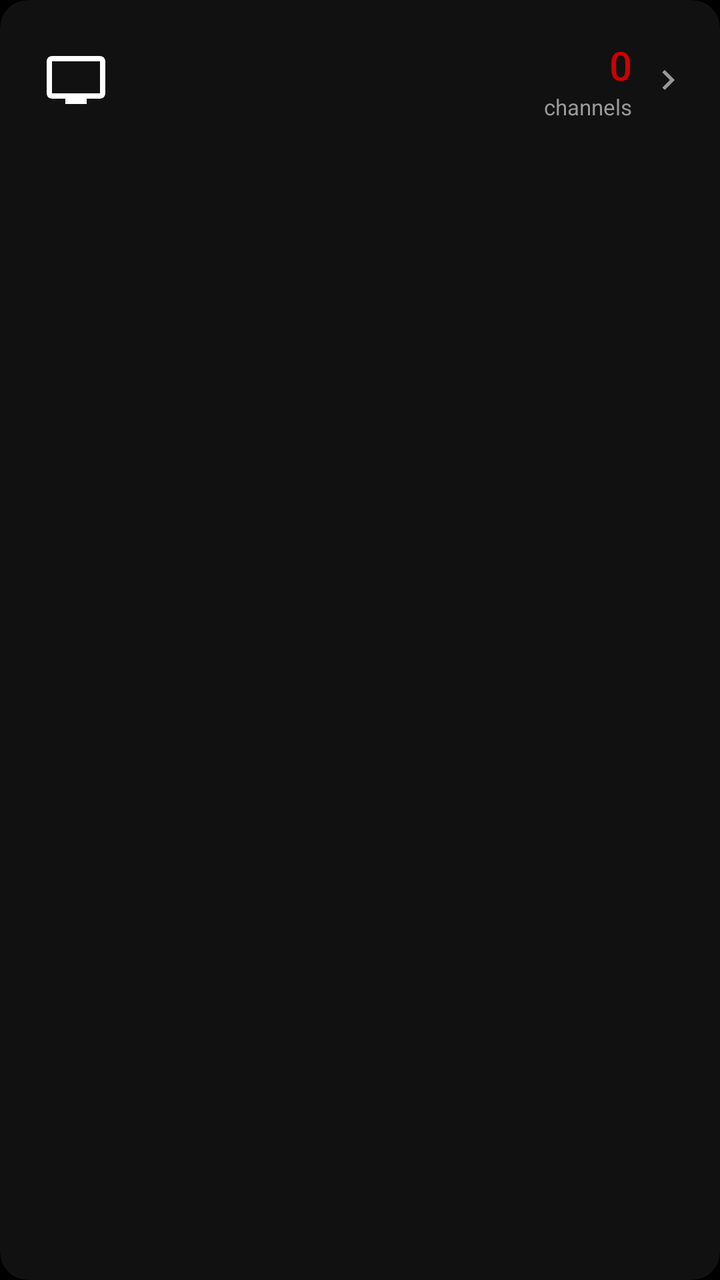
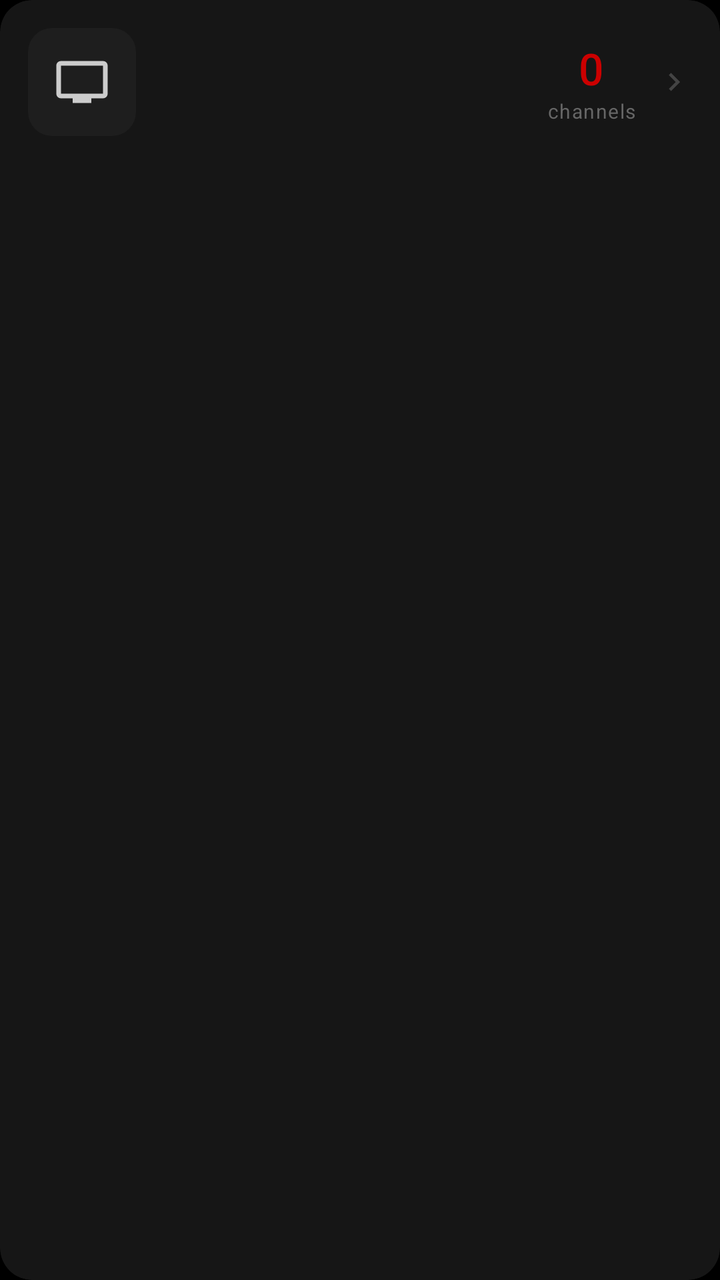

Compare the two renders of this Android layout. The source of the first and the diff that turns it into the second are given below.
<!-- AndroidManifest.xml: application theme Theme.NexPlayer -->
<!-- res/layout/item_group.xml -->
<?xml version="1.0" encoding="utf-8"?>
<androidx.cardview.widget.CardView
    xmlns:android="http://schemas.android.com/apk/res/android"
    xmlns:app="http://schemas.android.com/apk/res-auto"
    android:layout_width="match_parent"
    android:layout_height="wrap_content"
    android:layout_marginStart="12dp"
    android:layout_marginEnd="12dp"
    android:layout_marginTop="6dp"
    android:layout_marginBottom="6dp"
    android:foreground="?attr/selectableItemBackground"
    app:cardCornerRadius="14dp"
    app:cardBackgroundColor="@color/bgCard"
    app:cardElevation="2dp">

    <LinearLayout
        android:layout_width="match_parent"
        android:layout_height="80dp"
        android:orientation="horizontal"
        android:gravity="center_vertical"
        android:paddingStart="12dp"
        android:paddingEnd="16dp">

        
        <FrameLayout
            android:layout_width="52dp"
            android:layout_height="52dp">

            <ImageView
                android:id="@+id/ivGroupIcon"
                android:layout_width="52dp"
                android:layout_height="52dp"
                android:src="@drawable/ic_tv"
                android:scaleType="fitCenter"
                android:padding="10dp" />
        </FrameLayout>

        
        <TextView
            android:id="@+id/tvGroupName"
            android:layout_width="0dp"
            android:layout_height="wrap_content"
            android:layout_weight="1"
            android:textColor="@color/textPrimary"
            android:textSize="16sp"
            android:fontFamily="sans-serif-medium"
            android:ellipsize="end"
            android:maxLines="2"
            android:paddingStart="14dp"
            android:paddingEnd="8dp" />

        
        <LinearLayout
            android:layout_width="wrap_content"
            android:layout_height="wrap_content"
            android:orientation="vertical"
            android:gravity="end">

            <TextView
                android:id="@+id/tvChannelCount"
                android:layout_width="wrap_content"
                android:layout_height="wrap_content"
                android:textColor="@color/colorPrimary"
                android:textSize="20sp"
                android:fontFamily="sans-serif-medium"
                android:text="0" />

            <TextView
                android:layout_width="wrap_content"
                android:layout_height="wrap_content"
                android:textColor="@color/textSecondary"
                android:textSize="11sp"
                android:text="channels" />
        </LinearLayout>

        
        <ImageView
            android:layout_width="20dp"
            android:layout_height="20dp"
            android:src="@drawable/ic_chevron_right"
            android:tint="@color/textSecondary"
            android:layout_marginStart="8dp" />

    </LinearLayout>

</androidx.cardview.widget.CardView>
<!-- resources referenced by this layout -->
<resources>
  <color name="bgCard">#111111</color>
  <color name="colorPrimary">#CC0000</color>
  <color name="textPrimary">#FFFFFF</color>
  <color name="textSecondary">#999999</color>
  <!-- drawable ic_chevron_right (drawable) -->
  <vector xmlns:android="http://schemas.android.com/apk/res/android"
      android:width="24dp" android:height="24dp" android:viewportWidth="24" android:viewportHeight="24">
      <path android:fillColor="@android:color/white" android:pathData="M10,6L8.59,7.41 13.17,12l-4.58,4.59L10,18l6,-6z"/>
  </vector>
  <!-- drawable ic_tv (drawable) -->
  <vector xmlns:android="http://schemas.android.com/apk/res/android"
      android:width="24dp" android:height="24dp" android:viewportWidth="24" android:viewportHeight="24">
      <path android:fillColor="@android:color/white" android:pathData="M21,3H3C1.9,3 1,3.9 1,5v12c0,1.1 0.9,2 2,2h5v2h8v-2h5c1.1,0 1.99,-0.9 1.99,-2L23,5C23,3.9 22.1,3 21,3zM21,17H3V5h18V17z"/>
  </vector>
  <style name="Theme.NexPlayer" parent="Theme.MaterialComponents.DayNight.NoActionBar">
          <item name="colorPrimary">@color/colorPrimary</item>
          <item name="colorPrimaryVariant">@color/colorPrimaryDark</item>
          <item name="colorOnPrimary">@color/textPrimary</item>
          <item name="colorSecondary">@color/colorAccent</item>
          <item name="colorSurface">@color/bgCard</item>
          <item name="colorOnSurface">@color/textPrimary</item>
          <item name="android:windowBackground">@color/bgDark</item>
          <item name="android:statusBarColor">@color/bgToolbar</item>
          <item name="android:navigationBarColor">@color/bgDark</item>
          <item name="android:textColorPrimary">@color/textPrimary</item>
          <item name="android:textColorSecondary">@color/textSecondary</item>
          
          <item name="colorControlActivated">@color/colorPrimary</item>
          <item name="colorControlHighlight">@color/ripple</item>
      </style>
  <color name="colorPrimaryDark">#880000</color>
  <color name="colorAccent">#FF3333</color>
  <color name="bgDark">#000000</color>
  <color name="bgToolbar">#0D0000</color>
  <color name="ripple">#33CC0000</color>
</resources>

<!-- the commit's change to res/layout/item_group.xml (unified diff, before → after) -->
@@ -4,35 +4,36 @@
     xmlns:app="http://schemas.android.com/apk/res-auto"
     android:layout_width="match_parent"
     android:layout_height="wrap_content"
-    android:layout_marginStart="12dp"
-    android:layout_marginEnd="12dp"
-    android:layout_marginTop="6dp"
-    android:layout_marginBottom="6dp"
+    android:layout_marginStart="14dp"
+    android:layout_marginEnd="14dp"
+    android:layout_marginTop="5dp"
+    android:layout_marginBottom="5dp"
     android:foreground="?attr/selectableItemBackground"
-    app:cardCornerRadius="14dp"
-    app:cardBackgroundColor="@color/bgCard"
-    app:cardElevation="2dp">
+    app:cardCornerRadius="16dp"
+    app:cardBackgroundColor="#161616"
+    app:cardElevation="0dp">
 
     <LinearLayout
         android:layout_width="match_parent"
-        android:layout_height="80dp"
+        android:layout_height="82dp"
         android:orientation="horizontal"
         android:gravity="center_vertical"
-        android:paddingStart="12dp"
-        android:paddingEnd="16dp">
+        android:paddingStart="14dp"
+        android:paddingEnd="14dp">
 
         
         <FrameLayout
-            android:layout_width="52dp"
-            android:layout_height="52dp">
+            android:layout_width="54dp"
+            android:layout_height="54dp"
+            android:background="@drawable/bg_group_icon">
 
             <ImageView
                 android:id="@+id/ivGroupIcon"
-                android:layout_width="52dp"
-                android:layout_height="52dp"
+                android:layout_width="28dp"
+                android:layout_height="28dp"
+                android:layout_gravity="center"
                 android:src="@drawable/ic_tv"
-                android:scaleType="fitCenter"
-                android:padding="10dp" />
+                android:tint="#CCCCCC"/>
         </FrameLayout>
 
         
@@ -41,45 +42,47 @@
             android:layout_width="0dp"
             android:layout_height="wrap_content"
             android:layout_weight="1"
-            android:textColor="@color/textPrimary"
-            android:textSize="16sp"
+            android:textColor="#FFFFFF"
+            android:textSize="15sp"
+            android:letterSpacing="0.01"
             android:fontFamily="sans-serif-medium"
             android:ellipsize="end"
             android:maxLines="2"
-            android:paddingStart="14dp"
-            android:paddingEnd="8dp" />
+            android:paddingStart="16dp"
+            android:paddingEnd="8dp"/>
 
         
         <LinearLayout
             android:layout_width="wrap_content"
             android:layout_height="wrap_content"
             android:orientation="vertical"
-            android:gravity="end">
+            android:gravity="center_horizontal">
 
             <TextView
                 android:id="@+id/tvChannelCount"
                 android:layout_width="wrap_content"
                 android:layout_height="wrap_content"
                 android:textColor="@color/colorPrimary"
-                android:textSize="20sp"
+                android:textSize="22sp"
                 android:fontFamily="sans-serif-medium"
-                android:text="0" />
+                android:text="0"/>
 
             <TextView
                 android:layout_width="wrap_content"
                 android:layout_height="wrap_content"
-                android:textColor="@color/textSecondary"
-                android:textSize="11sp"
-                android:text="channels" />
+                android:textColor="#666666"
+                android:textSize="10sp"
+                android:letterSpacing="0.05"
+                android:text="channels"/>
         </LinearLayout>
 
         
         <ImageView
-            android:layout_width="20dp"
-            android:layout_height="20dp"
+            android:layout_width="18dp"
+            android:layout_height="18dp"
             android:src="@drawable/ic_chevron_right"
-            android:tint="@color/textSecondary"
-            android:layout_marginStart="8dp" />
+            android:tint="#444444"
+            android:layout_marginStart="10dp"/>
 
     </LinearLayout>
 
<!-- resource entries referenced after the edit -->
@@ -2,6 +2,13 @@
 <resources>
   <color name="bgCard">#111111</color>
   <color name="colorPrimary">#CC0000</color>
+  <!-- drawable bg_group_icon (drawable) -->
+  <?xml version="1.0" encoding="utf-8"?>
+  <shape xmlns:android="http://schemas.android.com/apk/res/android"
+      android:shape="rectangle">
+      <solid android:color="#1E1E1E"/>
+      <corners android:radius="12dp"/>
+  </shape>
   <color name="textPrimary">#FFFFFF</color>
   <color name="textSecondary">#999999</color>
   <!-- drawable ic_chevron_right (drawable) -->
